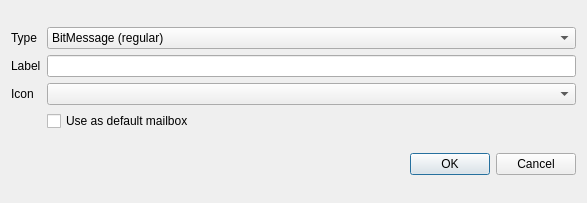
Old version of the form galacteek/ui/forms/dmessenger_newmailboxdialog.ui in the repository pinnaculum/galacteek.
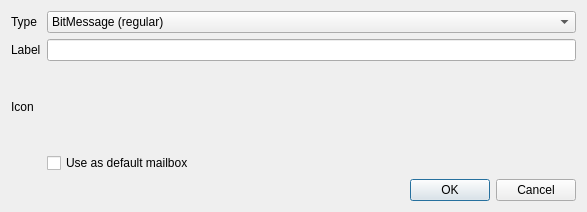
New version of the form.

What changed in the file:
```diff
--- a/galacteek/ui/forms/dmessenger_newmailboxdialog.ui
+++ b/galacteek/ui/forms/dmessenger_newmailboxdialog.ui
@@ -7,7 +7,7 @@
     <x>0</x>
     <y>0</y>
     <width>587</width>
-    <height>203</height>
+    <height>212</height>
    </rect>
   </property>
   <property name="windowTitle">
@@ -56,9 +56,6 @@
        </property>
       </widget>
      </item>
-     <item row="2" column="1">
-      <widget class="QComboBox" name="iconCombo"/>
-     </item>
     </layout>
    </item>
    <item row="1" column="0">
```
